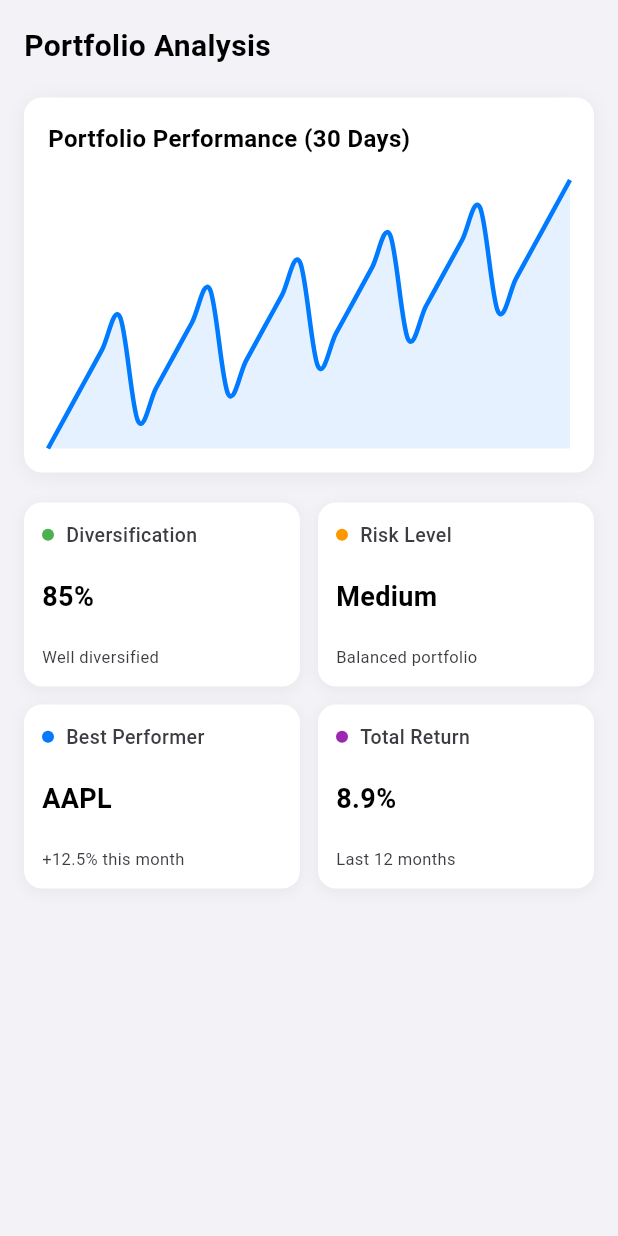
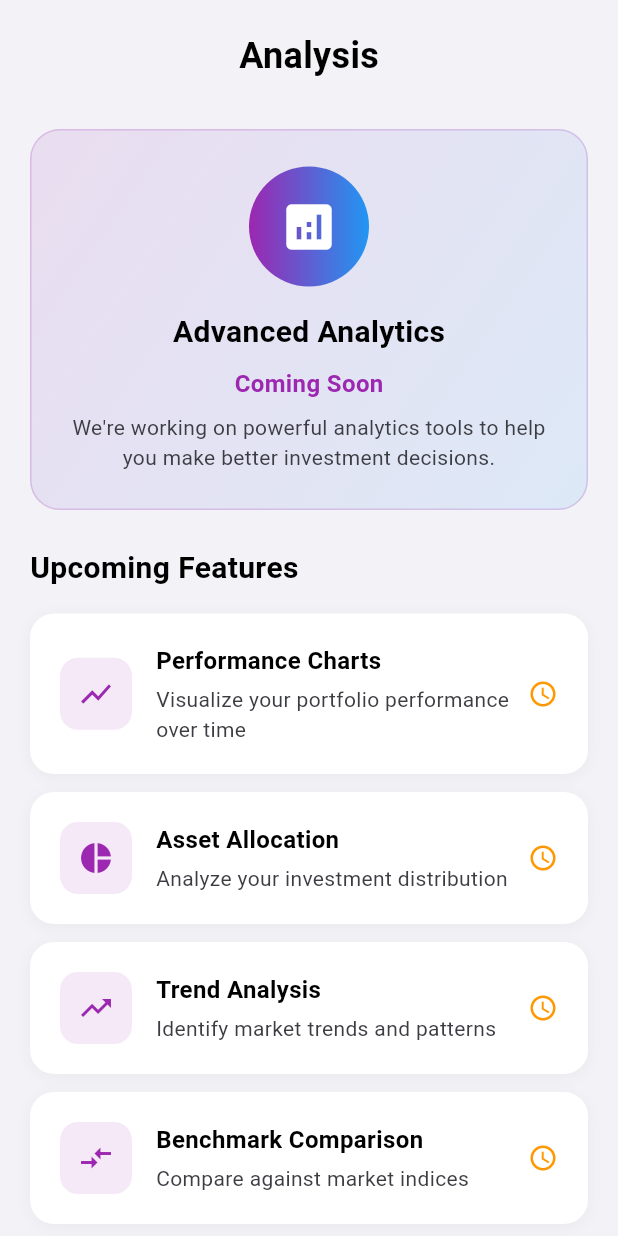
Before and after one commit to sudo-githubuser/stock_portfolio_tracker, a Flutter app: the AnalysisScreen screen opened directly, on a phone screen of 412 x 824 dp. Run offline on Flutter 3.47's test engine with Material 3 defaults, Android fonts, the phone set to English and light mode, and no system bars; drawn by our look-alikes of fl_chart; our stand-ins replace animated_text_kit, connectivity_plus, curved_navigation_bar, dio, flip_card, flutter_secure_storage and 3 more; accounts and stored records are empty; network calls fail; Roboto replaces fonts that are missing (SF Pro Text).

Commit message:
Analysis screen and current holdings screen clean-up

```diff
--- a/lib/features/portfolio/presentation/pages/analysis_screen.dart
+++ b/lib/features/portfolio/presentation/pages/analysis_screen.dart
@@ -5,189 +5,210 @@ import '../../../../core/constants/colors.dart';
 class AnalysisScreen extends StatelessWidget {
   @override
   Widget build(BuildContext context) {
-    return SingleChildScrollView(
-      padding: EdgeInsets.all(16),
+    return Scaffold(
+      backgroundColor: AppColors.iosBackground,
+      body: SafeArea(
+        child: SingleChildScrollView(
+          padding: EdgeInsets.all(20),
+          child: Column(
+            crossAxisAlignment: CrossAxisAlignment.start,
+            children: [
+              _buildHeader(),
+              SizedBox(height: 32),
+              _buildComingSoonCard(),
+              SizedBox(height: 24),
+              _buildFeaturesList(),
+            ],
+          ),
+        ),
+      ),
+    );
+  }
+
+  Widget _buildHeader() {
+    return Row(
+      mainAxisAlignment: MainAxisAlignment.center,
+      children: [
+        Text(
+          'Analysis',
+          style: TextStyle(
+            fontSize: 24,
+            fontWeight: FontWeight.w700,
+            color: AppColors.iosText,
+          ),
+        ),
+      ],
+    );
+  }
+
+  Widget _buildComingSoonCard() {
+    return Container(
+      width: double.infinity,
+      padding: EdgeInsets.all(24),
+      decoration: BoxDecoration(
+        gradient: LinearGradient(
+          colors: [Colors.purple.withOpacity(0.1), Colors.blue.withOpacity(0.1)],
+          begin: Alignment.topLeft,
+          end: Alignment.bottomRight,
+        ),
+        borderRadius: BorderRadius.circular(20),
+        border: Border.all(color: Colors.purple.withOpacity(0.2)),
+      ),
       child: Column(
-        crossAxisAlignment: CrossAxisAlignment.start,
         children: [
+          Container(
+            width: 80,
+            height: 80,
+            decoration: BoxDecoration(
+              gradient: LinearGradient(colors: [Colors.purple, Colors.blue]),
+              borderRadius: BorderRadius.circular(40),
+            ),
+            child: Icon(
+              Icons.analytics,
+              size: 40,
+              color: Colors.white,
+            ),
+          ),
+          SizedBox(height: 16),
           Text(
-            'Portfolio Analysis',
+            'Advanced Analytics',
             style: TextStyle(
               fontSize: 20,
-              fontWeight: FontWeight.w600,
+              fontWeight: FontWeight.w700,
               color: AppColors.iosText,
             ),
           ),
+          SizedBox(height: 8),
+          Text(
+            'Coming Soon',
+            style: TextStyle(
+              fontSize: 16,
+              fontWeight: FontWeight.w600,
+              color: Colors.purple,
+            ),
+          ),
+          SizedBox(height: 8),
+          Text(
+            'We\'re working on powerful analytics tools to help you make better investment decisions.',
+            style: TextStyle(
+              fontSize: 14,
+              color: AppColors.iosSecondaryText,
+            ),
+            textAlign: TextAlign.center,
+          ),
+        ],
+      ),
+    );
+  }
 
-          SizedBox(height: 20),
+  Widget _buildFeaturesList() {
+    final features = [
+      {
+        'icon': Icons.show_chart,
+        'title': 'Performance Charts',
+        'subtitle': 'Visualize your portfolio performance over time',
+      },
+      {
+        'icon': Icons.pie_chart,
+        'title': 'Asset Allocation',
+        'subtitle': 'Analyze your investment distribution',
+      },
+      {
+        'icon': Icons.trending_up,
+        'title': 'Trend Analysis',
+        'subtitle': 'Identify market trends and patterns',
+      },
+      {
+        'icon': Icons.compare_arrows,
+        'title': 'Benchmark Comparison',
+        'subtitle': 'Compare against market indices',
+      },
+      {
+        'icon': Icons.insights,
+        'title': 'AI Insights',
+        'subtitle': 'Get personalized investment recommendations',
+      },
+    ];
 
-          // Chart container
+    return Column(
+      crossAxisAlignment: CrossAxisAlignment.start,
+      children: [
+        Text(
+          'Upcoming Features',
+          style: TextStyle(
+            fontSize: 20,
+            fontWeight: FontWeight.w700,
+            color: AppColors.iosText,
+          ),
+        ),
+        SizedBox(height: 16),
+        ...features.map((feature) => _buildFeatureItem(
+          icon: feature['icon'] as IconData,
+          title: feature['title'] as String,
+          subtitle: feature['subtitle'] as String,
+        )).toList(),
+      ],
+    );
+  }
+
+  Widget _buildFeatureItem({
+    required IconData icon,
+    required String title,
+    required String subtitle,
+  }) {
+    return Container(
+      margin: EdgeInsets.only(bottom: 12),
+      padding: EdgeInsets.all(20),
+      decoration: BoxDecoration(
+        color: Colors.white,
+        borderRadius: BorderRadius.circular(16),
+        boxShadow: [
+          BoxShadow(
+            color: Colors.black.withOpacity(0.04),
+            blurRadius: 8,
+            offset: Offset(0, 2),
+          ),
+        ],
+      ),
+      child: Row(
+        children: [
           Container(
-            height: 250,
-            padding: EdgeInsets.all(16),
+            width: 48,
+            height: 48,
             decoration: BoxDecoration(
-              color: Colors.white,
+              color: Colors.purple.withOpacity(0.1),
               borderRadius: BorderRadius.circular(12),
-              boxShadow: [
-                BoxShadow(
-                  color: Colors.black.withOpacity(0.05),
-                  blurRadius: 10,
-                  offset: Offset(0, 2),
-                ),
-              ],
             ),
+            child: Icon(icon, color: Colors.purple, size: 24),
+          ),
+          SizedBox(width: 16),
+          Expanded(
             child: Column(
               crossAxisAlignment: CrossAxisAlignment.start,
               children: [
                 Text(
-                  'Portfolio Performance (30 Days)',
+                  title,
                   style: TextStyle(
                     fontSize: 16,
                     fontWeight: FontWeight.w600,
                     color: AppColors.iosText,
                   ),
                 ),
-                SizedBox(height: 16),
-                Expanded(
-                  child: LineChart(
-                    LineChartData(
-                      gridData: FlGridData(show: false),
-                      titlesData: FlTitlesData(show: false),
-                      borderData: FlBorderData(show: false),
-                      lineBarsData: [
-                        LineChartBarData(
-                          spots: _generateSpots(),
-                          isCurved: true,
-                          color: AppColors.iosBlue,
-                          barWidth: 3,
-                          dotData: FlDotData(show: false),
-                          belowBarData: BarAreaData(
-                            show: true,
-                            color: AppColors.iosBlue.withOpacity(0.1),
-                          ),
-                        ),
-                      ],
-                    ),
+                SizedBox(height: 4),
+                Text(
+                  subtitle,
+                  style: TextStyle(
+                    fontSize: 14,
+                    color: AppColors.iosSecondaryText,
                   ),
                 ),
               ],
             ),
           ),
-
-          SizedBox(height: 20),
-
-          // Analysis cards - FIXED: Using proper layout
-          SizedBox(
-            height: 300, // Fixed height for grid
-            child: GridView.count(
-              crossAxisCount: 2,
-              crossAxisSpacing: 12,
-              mainAxisSpacing: 12,
-              childAspectRatio: 1.5,
-              physics: NeverScrollableScrollPhysics(), // Disable grid scrolling
-              children: [
-                _buildAnalysisCard(
-                  title: 'Diversification',
-                  value: '85%',
-                  subtitle: 'Well diversified',
-                  color: Colors.green,
-                ),
-                _buildAnalysisCard(
-                  title: 'Risk Level',
-                  value: 'Medium',
-                  subtitle: 'Balanced portfolio',
-                  color: Colors.orange,
-                ),
-                _buildAnalysisCard(
-                  title: 'Best Performer',
-                  value: 'AAPL',
-                  subtitle: '+12.5% this month',
-                  color: AppColors.iosBlue,
-                ),
-                _buildAnalysisCard(
-                  title: 'Total Return',
-                  value: '8.9%',
-                  subtitle: 'Last 12 months',
-                  color: Colors.purple,
-                ),
-              ],
-            ),
-          ),
-        ],
-      ),
-    );
-  }
-
-  List<FlSpot> _generateSpots() {
-    List<FlSpot> spots = [];
-    for (int i = 0; i < 30; i++) {
-      spots.add(FlSpot(i.toDouble(), 100 + (i * 2) + (i % 5) * 10));
-    }
-    return spots;
-  }
-
-  Widget _buildAnalysisCard({
-    required String title,
-    required String value,
-    required String subtitle,
-    required Color color,
-  }) {
-    return Container(
-      padding: EdgeInsets.all(12), // Reduced padding
-      decoration: BoxDecoration(
-        color: Colors.white,
-        borderRadius: BorderRadius.circular(12),
-        boxShadow: [
-          BoxShadow(
-            color: Colors.black.withOpacity(0.05),
-            blurRadius: 8,
-            offset: Offset(0, 2),
-          ),
-        ],
-      ),
-      child: Column(
-        crossAxisAlignment: CrossAxisAlignment.start,
-        mainAxisAlignment: MainAxisAlignment.spaceBetween,
-        children: [
-          Row(
-            children: [
-              Container(
-                width: 8,
-                height: 8,
-                decoration: BoxDecoration(
-                  color: color,
-                  borderRadius: BorderRadius.circular(4),
-                ),
-              ),
-              SizedBox(width: 8),
-              Expanded(
-                child: Text(
-                  title,
-                  style: TextStyle(
-                    fontSize: 13, // Reduced font size
-                    color: AppColors.iosSecondaryText,
-                    fontWeight: FontWeight.w500,
-                  ),
-                  overflow: TextOverflow.ellipsis,
-                ),
-              ),
-            ],
-          ),
-          Text(
-            value,
-            style: TextStyle(
-              fontSize: 18, // Reduced font size
-              fontWeight: FontWeight.w700,
-              color: AppColors.iosText,
-            ),
-          ),
-          Text(
-            subtitle,
-            style: TextStyle(
-              fontSize: 11, // Reduced font size
-              color: AppColors.iosSecondaryText,
-            ),
-            overflow: TextOverflow.ellipsis,
+          Icon(
+            Icons.schedule,
+            color: Colors.orange,
+            size: 20,
           ),
         ],
       ),
```
Also changed, not shown: lib/features/portfolio/presentation/pages/current_holdings_screen.dart (+147 -228 lines).
